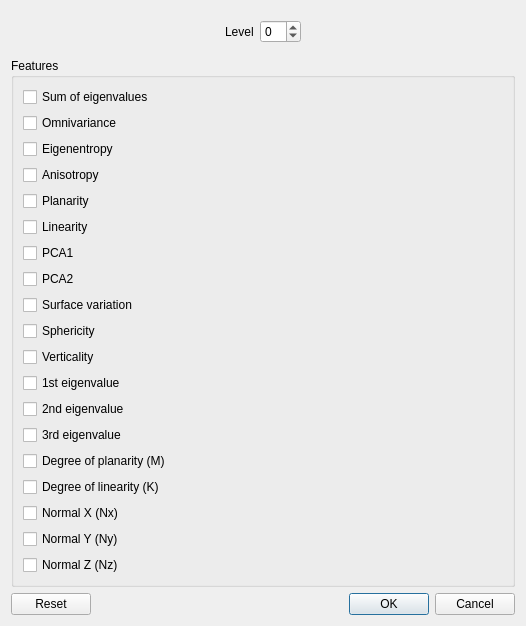
Above: ui/qGAEFeatureDialog.ui from farmakis/qGAE before the change. Below: the same form after it.
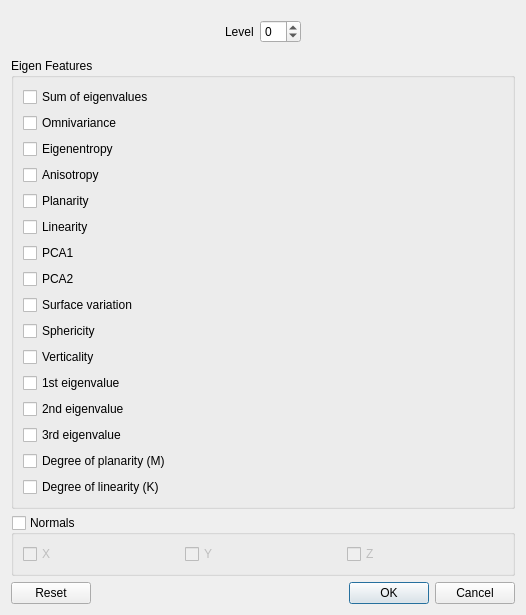
That is the form after the change.

Commit message: normals group in UI

```diff
--- a/ui/qGAEFeatureDialog.ui
+++ b/ui/qGAEFeatureDialog.ui
@@ -79,7 +79,7 @@
           <string>Geometric features (based on local eigenvalues: (L1, L2, L3))</string>
          </property>
          <property name="title">
-          <string>Features</string>
+          <string>Eigen Features</string>
          </property>
          <layout class="QVBoxLayout" name="verticalLayout_2">
           <item>
@@ -233,24 +233,54 @@
             </property>
            </widget>
           </item>
+         </layout>
+        </widget>
+       </item>
+       <item>
+        <widget class="QGroupBox" name="normalsGroupBox">
+         <property name="enabled">
+          <bool>true</bool>
+         </property>
+         <property name="toolTip">
+          <string>Compute individual normal components</string>
+         </property>
+         <property name="title">
+          <string>Normals</string>
+         </property>
+         <property name="checkable">
+          <bool>true</bool>
+         </property>
+         <property name="checked">
+          <bool>false</bool>
+         </property>
+         <layout class="QHBoxLayout" name="horizontalLayout_1">
           <item>
            <widget class="QCheckBox" name="normalXCheckBox">
             <property name="text">
-             <string>Normal X (Nx)</string>
+             <string>X</string>
+            </property>
+            <property name="checkable">
+             <bool>true</bool>
             </property>
            </widget>
           </item>
           <item>
            <widget class="QCheckBox" name="normalYCheckBox">
             <property name="text">
-             <string>Normal Y (Ny)</string>
+             <string>Y</string>
+            </property>
+            <property name="checkable">
+             <bool>true</bool>
             </property>
            </widget>
           </item>
           <item>
            <widget class="QCheckBox" name="normalZCheckBox">
             <property name="text">
-             <string>Normal Z (Nz)</string>
+             <string>Z</string>
+            </property>
+            <property name="checkable">
+             <bool>true</bool>
             </property>
            </widget>
           </item>
```
The commit also changes 2 other files.
